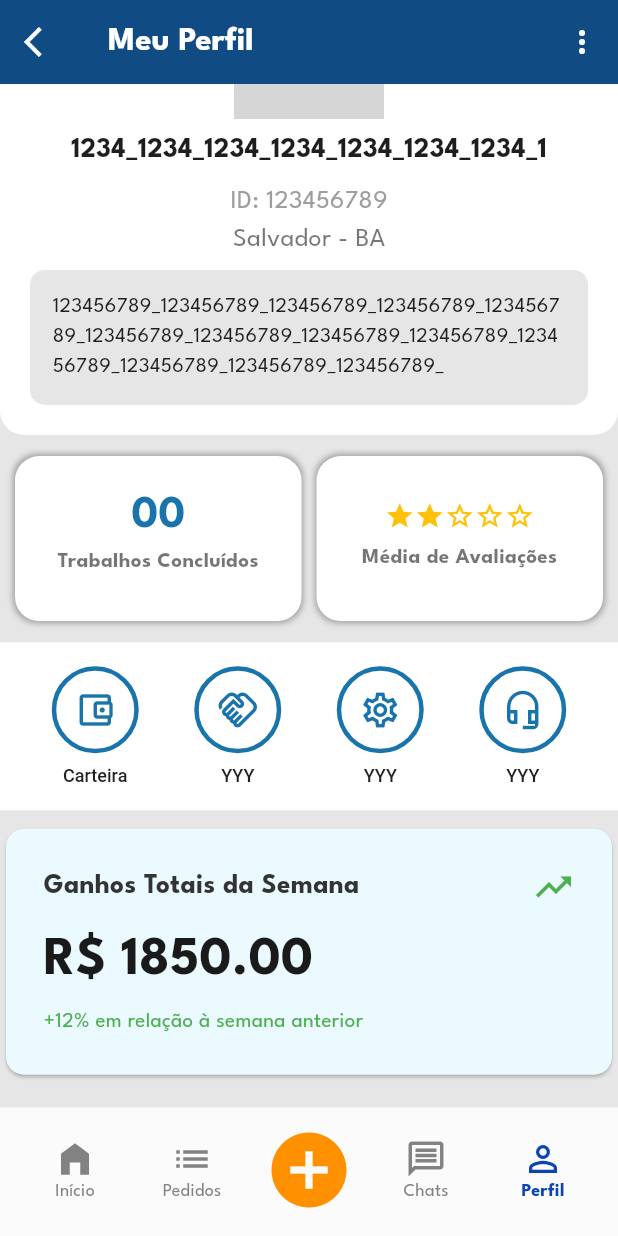
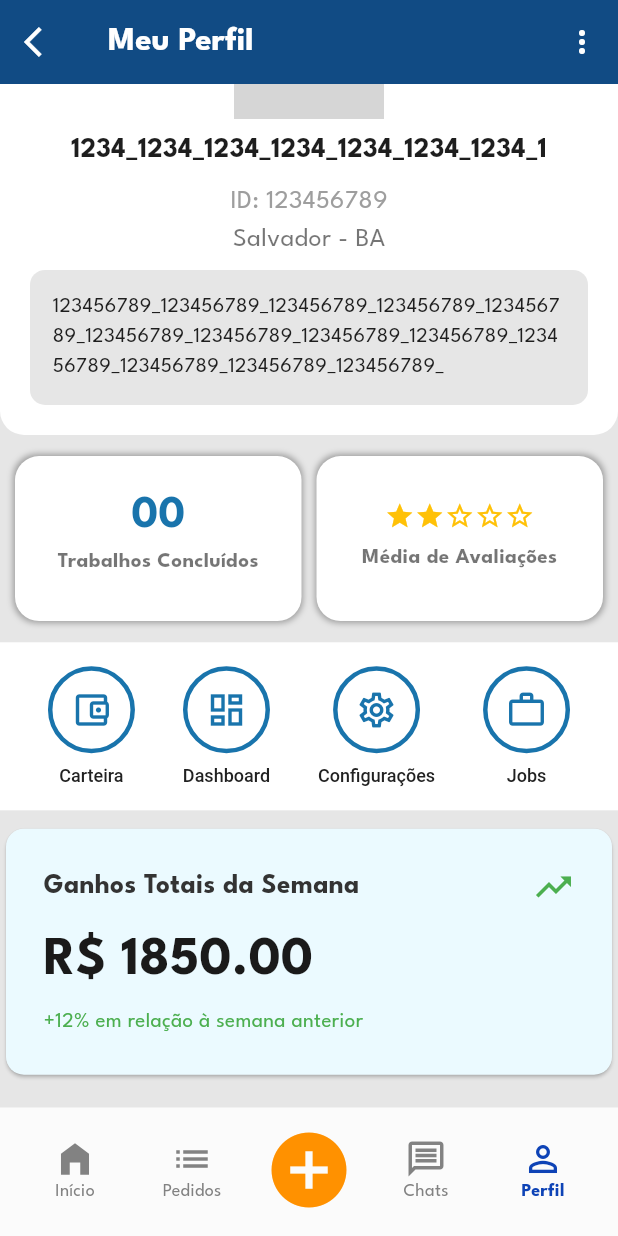
Before and after one commit to PauloHRChaves/Flutter_app-BicoCerto, a Flutter app: the ProfilePage screen opened by its route, scrolled down 105 dp, on a phone screen of 412 x 824 dp. Run offline on Flutter 3.47's test engine with Material 3 defaults, Android fonts, the phone set to English and light mode, and no system bars; our stand-ins replace device_info_plus, fl_chart, flutter_dotenv, flutter_map, flutter_secure_storage, geolocator and 4 more; accounts and stored records are empty; network calls fail; grey boxes are pictures that could not be loaded.

Commit message:
fix: icones do profile
icones novos

```diff
--- a/lib/pages/profile/profile.dart
+++ b/lib/pages/profile/profile.dart
@@ -24,7 +24,8 @@ class _SetProfileState extends State<ProfilePage> {
   void _checkAndNavigateToWallet() async {
     final details = await _authService.getWalletDetails();
 
-    final bool walletExists = !(details.containsKey('has_wallet') && details['has_wallet'] == false);
+    final bool walletExists =
+        !(details.containsKey('has_wallet') && details['has_wallet'] == false);
     /* caso A: A carteira NÃO existe: walletExists = !true -> condição de falha é VERDADEIRA
        caso B: A carteira Existe:  walletExists = !false -> condição de falha é FALSA
     */
@@ -32,11 +33,13 @@ class _SetProfileState extends State<ProfilePage> {
     if (mounted) {
       if (walletExists) {
         // Carteira existe ou os detalhes vieram
-        Navigator.of(context).push(MaterialPageRoute(builder: (context) => const WalletPage()));
+        Navigator.of(context)
+            .push(MaterialPageRoute(builder: (context) => const WalletPage()));
       } else {
         // Carteira não existe (o retorno foi {'has_wallet': false})
         ScaffoldMessenger.of(context).showSnackBar(
-          const SnackBar(content: Text('Carteira não encontrada. Por favor, crie uma.')),
+          const SnackBar(
+              content: Text('Carteira não encontrada. Por favor, crie uma.')),
         );
         Navigator.of(context).push(
           MaterialPageRoute(builder: (context) => const CreateWalletPage()),
@@ -67,7 +70,6 @@ class _SetProfileState extends State<ProfilePage> {
             BoxShadow(color: Colors.grey, spreadRadius: 1, blurRadius: 3),
           ],
         ),
-
         child: Column(
           children: [
             Text(
@@ -223,7 +225,8 @@ class _SetProfileState extends State<ProfilePage> {
     final int jobdone = 0;
     final double estrelas = 2;
 
-    final img="https://encrypted-tbn0.gstatic.com/images?q=tbn:ANd9GcSR6MNssSL4Z1V7W4tY8H8BkItscxMEegw0ew&s";
+    final img =
+        "https://encrypted-tbn0.gstatic.com/images?q=tbn:ANd9GcSR6MNssSL4Z1V7W4tY8H8BkItscxMEegw0ew&s";
 
     // Responsividade
     final screenHeight = MediaQuery.of(context).size.height;
@@ -246,7 +249,8 @@ class _SetProfileState extends State<ProfilePage> {
         backgroundColor: Color.fromARGB(255, 15, 73, 131),
         elevation: 1,
         leading: IconButton(
-            icon: const Icon(Icons.arrow_back_ios, color: Color.fromARGB(255, 255, 255, 255)),
+          icon: const Icon(Icons.arrow_back_ios,
+              color: Color.fromARGB(255, 255, 255, 255)),
           onPressed: () => Navigator.of(context).pop(),
         ),
         title: const Text(
@@ -265,7 +269,6 @@ class _SetProfileState extends State<ProfilePage> {
           ),
         ],
       ),
-
       body: ListView(
         padding: const EdgeInsets.only(bottom: 10),
         children: [
@@ -277,7 +280,6 @@ class _SetProfileState extends State<ProfilePage> {
               color: Colors.white,
               borderRadius: BorderRadius.circular(16),
             ),
-
             child: Column(
               mainAxisSize: MainAxisSize.min,
               children: [
@@ -289,7 +291,6 @@ class _SetProfileState extends State<ProfilePage> {
                     shape: BoxShape.circle,
                     border: Border.all(color: primaryBlue, width: 3),
                     color: Colors.black,
-
                     image: DecorationImage(
                       image: NetworkImage(
                         img,
@@ -339,7 +340,6 @@ class _SetProfileState extends State<ProfilePage> {
                         fontWeight: FontWeight.w500,
                       ),
                     ),
-
                     Text(
                       ' - ',
                       style: TextStyle(
@@ -348,7 +348,6 @@ class _SetProfileState extends State<ProfilePage> {
                         fontWeight: FontWeight.w500,
                       ),
                     ),
-
                     Text(
                       estado,
                       style: TextStyle(
@@ -397,7 +396,6 @@ class _SetProfileState extends State<ProfilePage> {
                   color: primaryBlue,
                 ),
                 const SizedBox(width: 10),
-
                 _buildStarCard(
                   title: "Média de Avaliações",
                   // ⚠️ ->  Estrelas
@@ -422,22 +420,37 @@ class _SetProfileState extends State<ProfilePage> {
                     icon: Icons.account_balance_wallet_outlined,
                     label: "Carteira",
                     onTap: _checkAndNavigateToWallet),
-                    //⚠️ Aplicar Logica
-                    _buildActionButton(context: context, icon: Icons.handshake_outlined, label: "YYY",
-                        onTap:() => Navigator.push(
+
+                // --- 🔽 SEÇÃO ATUALIZADA 🔽 ---
+                _buildActionButton(
+                  context: context,
+                  icon: Icons.dashboard_outlined, // Ícone de Dashboard
+                  label: "Dashboard",
+                  onTap: () => Navigator.push(
                     context,
                     MaterialPageRoute(
-                          builder: (context) => const ClientDashboardPage(),
+                      builder: (context) =>
+                          const ClientDashboardPage(), // Mantido, pois parece ser a tela de Dashboard
                     ),
-                      )),
-                    _buildActionButton(context: context, icon: Icons.settings_outlined, label: "YYY",
-                        onTap:() => Navigator.push(
-                          context,
-                          MaterialPageRoute(
-                            builder: (context) => const ProviderDashboardPage(),
                   ),
-                        )),
-                    _buildActionButton(context: context, icon: Icons.headset_mic_outlined, label: "YYY"),
+                ),
+                _buildActionButton(
+                  context: context,
+                  icon: Icons.settings_outlined, // Ícone de Engrenagem
+                  label: "Configurações",
+                  onTap: () {
+                    // TODO: Navegar para a página de Configurações
+                  },
+                ),
+                _buildActionButton(
+                  context: context,
+                  icon: Icons.work_outline, // Ícone de Jobs (Maleta)
+                  label: "Jobs",
+                  onTap: () {
+                    // TODO: Navegar para a página de Jobs (ex: JobsListPage)
+                  },
+                ),
+                // --- 🔼 SEÇÃO ATUALIZADA 🔼 ---
               ],
             ),
           ),
@@ -455,7 +468,6 @@ class _SetProfileState extends State<ProfilePage> {
               shape: RoundedRectangleBorder(
                 borderRadius: BorderRadius.circular(12.0),
               ),
-
               child: Padding(
                 padding: const EdgeInsets.all(25.0),
                 child: Column(
@@ -510,7 +522,6 @@ class _SetProfileState extends State<ProfilePage> {
           SizedBox(height: screenHeight * 0.01),
         ],
       ),
-
       bottomNavigationBar: CustomBottomNavBar(
         currentIndex: 3,
         onTap: (index) {
@@ -540,7 +551,6 @@ class _SetProfileState extends State<ProfilePage> {
           }
         },
       ),
-      )
-    );
+    ));
   }
 }
```
Lines whose indentation alone changed are shown as unchanged.
